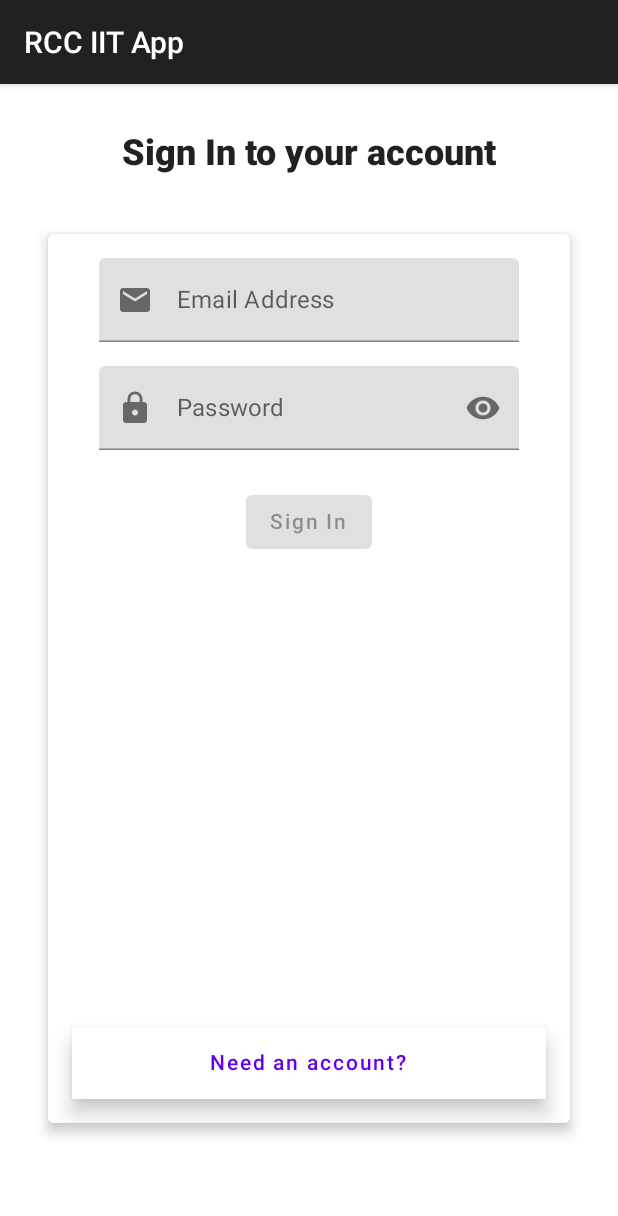
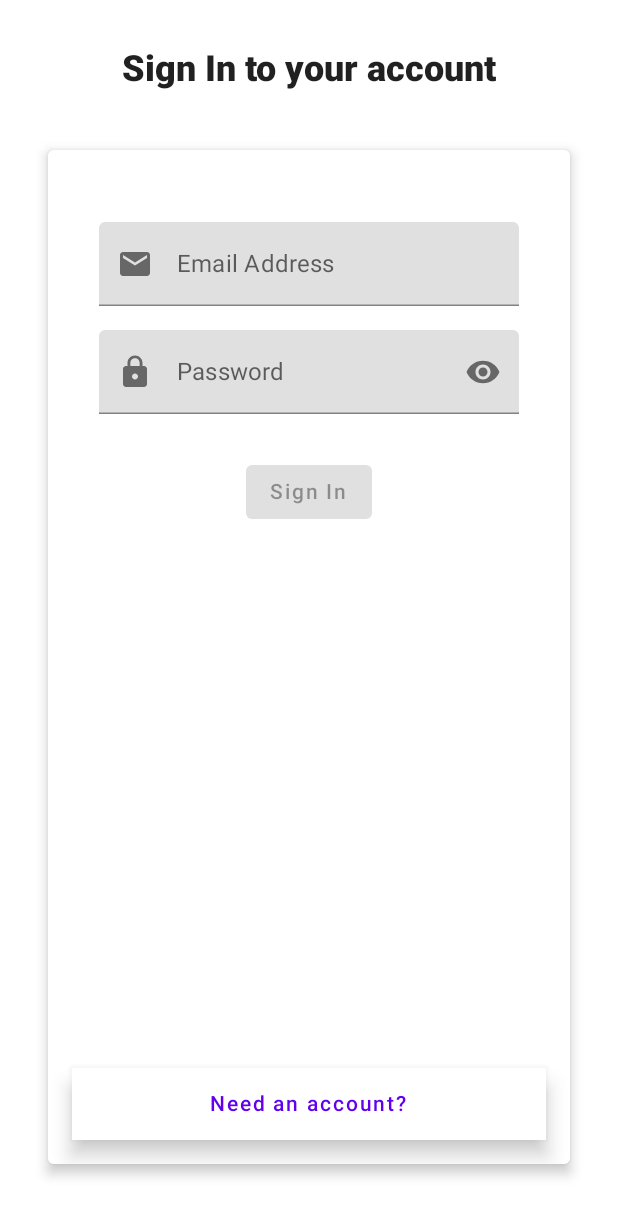
Before and after one commit to Saket37/RCC-IIT-App, an Android app built with Jetpack Compose: the AdminAuthActivity screen opened directly, with no data from a screen before it, on a phone screen of 412 x 824 dp. Shown: the top 1216 px of the screen. Run offline under Robolectric (Android 15) with nearby library versions, the light colour scheme and no system bars; our stand-ins replace Dagger/Hilt's generated code.

Commit message:
Changed AdminAuthActivity from AppCompat to ComponentActivity

```diff
--- a/app/src/main/AndroidManifest.xml
+++ b/app/src/main/AndroidManifest.xml
@@ -15,7 +15,7 @@
         tools:targetApi="31">
         <activity
             android:name=".ui.admin.AdminAuthActivity"
-            android:theme="@style/Theme.AppCompat"
+            android:theme="@style/Theme.RCCIITApp"
             android:exported="true">
             <meta-data
                 android:name="android.app.lib_name"
--- a/app/src/main/java/com/example/rcciitapp/ui/admin/AdminAuth.kt
+++ b/app/src/main/java/com/example/rcciitapp/ui/admin/AdminAuth.kt
@@ -33,8 +33,7 @@ fun AdminAuthContent(
 ) {
     Box(
         modifier = Modifier
-            .fillMaxSize()
-            .padding(bottom = 75.dp),
+            .fillMaxSize(),
         contentAlignment = Alignment.Center
     ) {
         if (adminAuthState.isLoading) {
--- a/app/src/main/java/com/example/rcciitapp/ui/admin/AdminAuthActivity.kt
+++ b/app/src/main/java/com/example/rcciitapp/ui/admin/AdminAuthActivity.kt
@@ -1,8 +1,8 @@
 package com.example.rcciitapp.ui.admin
 
 import android.os.Bundle
+import androidx.activity.ComponentActivity
 import androidx.activity.compose.setContent
-import androidx.appcompat.app.AppCompatActivity
 import androidx.compose.foundation.layout.fillMaxSize
 import androidx.compose.material.MaterialTheme
 import androidx.compose.material.Surface
@@ -11,7 +11,7 @@ import com.example.rcciitapp.ui.theme.RCCIITAppTheme
 import dagger.hilt.android.AndroidEntryPoint
 
 @AndroidEntryPoint
-class AdminAuthActivity : AppCompatActivity() {
+class AdminAuthActivity : ComponentActivity() {
     override fun onCreate(savedInstanceState: Bundle?) {
         super.onCreate(savedInstanceState)
         setContent {
--- a/app/src/main/java/com/example/rcciitapp/ui/admin/AuthForm.kt
+++ b/app/src/main/java/com/example/rcciitapp/ui/admin/AuthForm.kt
@@ -37,13 +37,16 @@ fun AuthForm(
         Card(
             modifier = Modifier
                 .fillMaxWidth()
+                .padding(bottom = 48.dp)
                 .padding(horizontal = 32.dp), elevation = 5.dp
         ) {
             Column(
-                modifier = Modifier.padding(16.dp),
+                modifier = Modifier
+                    .padding(16.dp),
                 horizontalAlignment = Alignment.CenterHorizontally
             ) {
                 val passwordFocusRequester = FocusRequester()
+                Spacer(modifier = Modifier.height(32.dp))
                 EmailInput(
                     modifier = Modifier.fillMaxWidth(),
                     email = email ?: "",
@@ -68,7 +71,7 @@ fun AuthForm(
                         modifier = Modifier.fillMaxWidth()
                     )
                 }
-                Spacer(modifier = Modifier.height(12.dp))
+                Spacer(modifier = Modifier.height(16.dp))
                 AuthButton(
                     authenticationMode = authenticationMode,
                     onAuthenticate = { onAuthenticate() },
```
